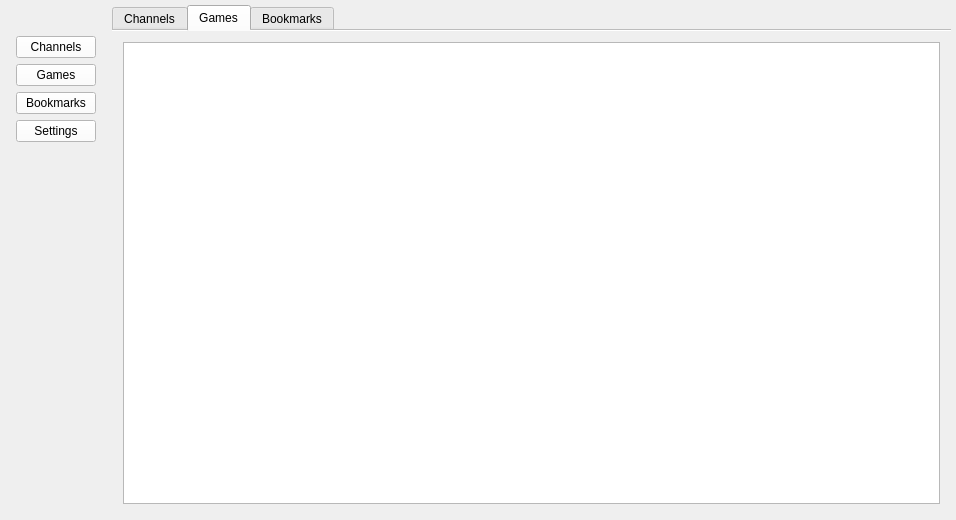
Above: pandaqt5.ui from MatteO-Matic/pandaqt-livestreamer before the change. Below: the same form after it.
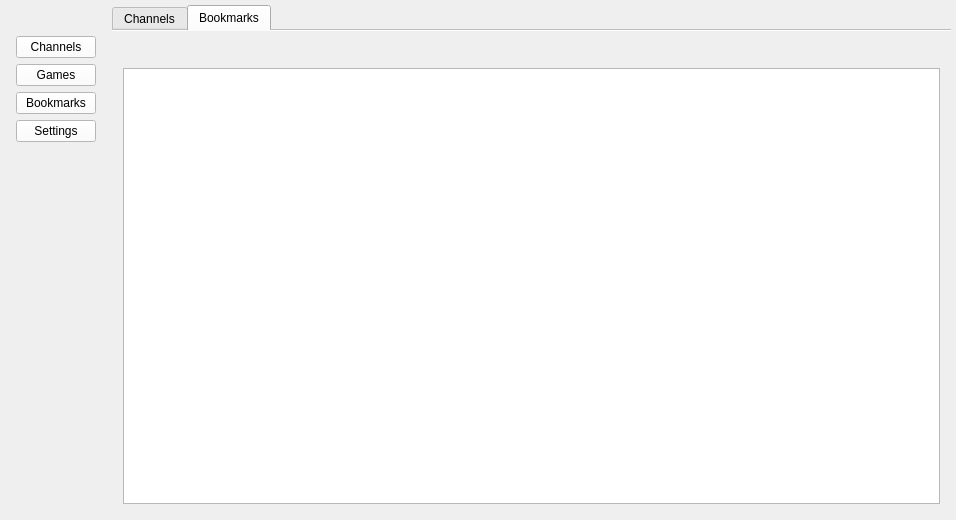
That is the form after the change. The open tabs and pages were chosen to show the change. Icons and pictures are not drawn. Custom widgets are drawn as their Qt base class.

Patch:
```diff
--- a/pandaqt5.ui
+++ b/pandaqt5.ui
@@ -204,65 +204,6 @@
         </item>
        </layout>
       </widget>
-      <widget class="QWidget" name="tab_2">
-       <property name="locale">
-        <locale language="English" country="UnitedStates"/>
-       </property>
-       <attribute name="title">
-        <string>Games</string>
-       </attribute>
-       <layout class="QVBoxLayout" name="verticalLayout_4">
-        <item>
-         <widget class="QListWidget" name="m_listGameCategories">
-          <property name="sizePolicy">
-           <sizepolicy hsizetype="Expanding" vsizetype="Expanding">
-            <horstretch>0</horstretch>
-            <verstretch>0</verstretch>
-           </sizepolicy>
-          </property>
-          <property name="tabKeyNavigation">
-           <bool>false</bool>
-          </property>
-          <property name="alternatingRowColors">
-           <bool>false</bool>
-          </property>
-          <property name="selectionMode">
-           <enum>QAbstractItemView::NoSelection</enum>
-          </property>
-          <property name="iconSize">
-           <size>
-            <width>0</width>
-            <height>0</height>
-           </size>
-          </property>
-          <property name="movement">
-           <enum>QListView::Static</enum>
-          </property>
-          <property name="flow">
-           <enum>QListView::LeftToRight</enum>
-          </property>
-          <property name="isWrapping" stdset="0">
-           <bool>true</bool>
-          </property>
-          <property name="resizeMode">
-           <enum>QListView::Adjust</enum>
-          </property>
-          <property name="viewMode">
-           <enum>QListView::IconMode</enum>
-          </property>
-          <property name="modelColumn">
-           <number>0</number>
-          </property>
-          <property name="uniformItemSizes">
-           <bool>true</bool>
-          </property>
-          <property name="selectionRectVisible">
-           <bool>true</bool>
-          </property>
-         </widget>
-        </item>
-       </layout>
-      </widget>
       <widget class="QWidget" name="m_tabBookmarks">
        <attribute name="title">
         <string>Bookmarks</string>
```
Left out of the diff: 2 changed lines with no effect on the pictures.
